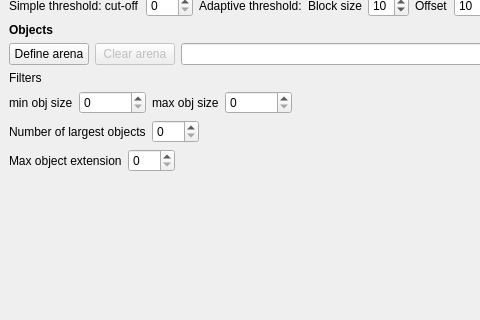
First picture: the form in src/doris.ui, repository olivierfriard/DORIS, before the edit; both pictures show x 0 to 480 and y 140 to 460 of the 1186 by 971 pixel window.
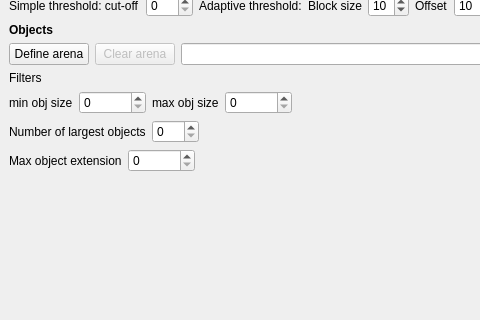
Second picture: the form after the edit.

Commit message: increase value of maximum object extension

```diff
--- a/src/doris.ui
+++ b/src/doris.ui
@@ -441,7 +441,7 @@
           <item>
            <widget class="QSpinBox" name="sb_max_extension">
             <property name="maximum">
-             <number>999</number>
+             <number>9999999</number>
             </property>
            </widget>
           </item>
```
The commit also changes 1 other file.
